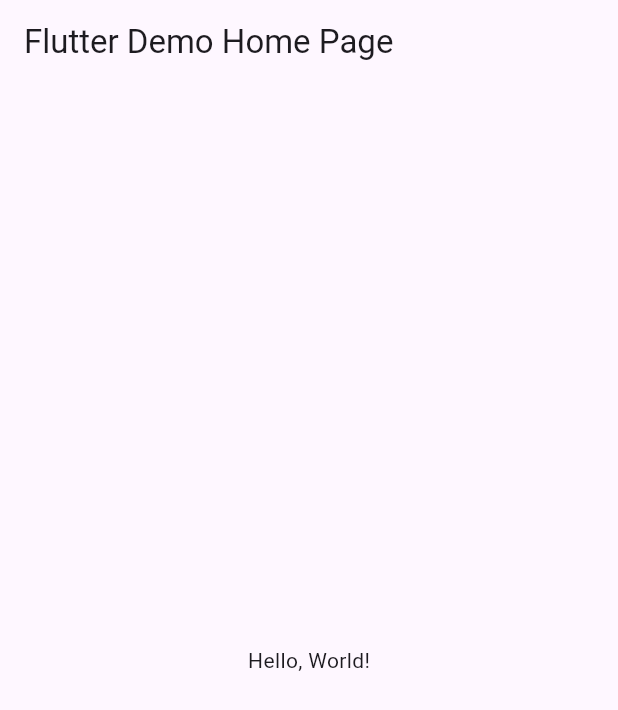
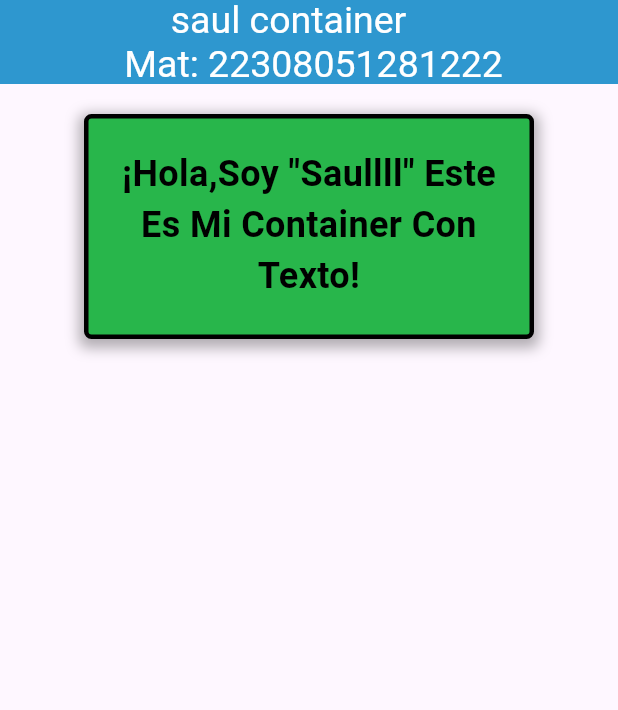
Before and after one commit to sauljimenez24/p10_5container, a Flutter app: the screen it shows after launch, on a phone screen of 412 x 824 dp. Shown: the top 710 px of the screen. Run offline on Flutter 3.47's test engine with Material 3 defaults, Android fonts, the phone set to English and light mode, and no system bars.

Commit message:
creacion de disreño

```diff
--- a/lib/main.dart
+++ b/lib/main.dart
@@ -1,41 +1,63 @@
 import 'package:flutter/material.dart';
 
-void main() => runApp(MyApp());
+void main() => runApp(MiContainer());
 
-class MyApp extends StatelessWidget {
-  const MyApp({super.key});
-  // This widget is the root of your application.
+class MiContainer extends StatelessWidget {
+  const MiContainer({Key? key}) : super(key: key);
+
   @override
   Widget build(BuildContext context) {
     return MaterialApp(
-      // Application name
-      title: 'Flutter Hello World',
-      // Application theme data, you can set the colors for the application as
-      // you want
-      theme: ThemeData(
-        // useMaterial3: false,
-        primarySwatch: Colors.blue,
-      ),
-      // A widget which will be started on application startup
-      home: MyHomePage(title: 'Flutter Demo Home Page'),
-    );
-  }
-}
-
-class MyHomePage extends StatelessWidget {
-  final String title;
-  const MyHomePage({super.key, required this.title});
-
-  @override
-  Widget build(BuildContext context) {
-    return Scaffold(
-      appBar: AppBar(
-        // The title text which will be shown on the action bar
-        title: Text(title),
-      ),
-      body: Center(
-        child: Text(
-          'Hello, World!',
+      debugShowCheckedModeBanner: false,
+      home: Scaffold(
+        appBar: AppBar(
+          title: const Text(
+            '      saul container \n Mat: 22308051281222',
+          ),
+          centerTitle: true,
+          backgroundColor: const Color(0xff2e97cf),
+          titleTextStyle: const TextStyle(color: Colors.white, fontSize: 25),
+        ),
+        body: Column(
+          mainAxisAlignment:
+              MainAxisAlignment.start, // Mueve el contenido hacia arriba
+          children: [
+            const SizedBox(
+                height: 20), // Espacio entre el AppBar y el Container
+            Center(
+              child: Container(
+                width: 300.0, // Ancho del contenedor
+                height: 150.0, // Alto del contenedor
+                padding: const EdgeInsets.all(20.0), // Espaciado interno
+                decoration: BoxDecoration(
+                  color: const Color(0xff28b64b), // Color de fondo
+                  borderRadius:
+                      BorderRadius.circular(5.0), // Bordes redondeados
+                  border: Border.all(
+                    color: Colors.black, // Color del borde
+                    width: 3.0, // Grosor del borde
+                  ),
+                  boxShadow: [
+                    BoxShadow(
+                      color: Colors.black.withOpacity(0.3), // Sombra
+                      spreadRadius: 3,
+                      blurRadius: 7,
+                      offset: const Offset(0, 3),
+                    ),
+                  ],
+                ),
+                child: const Text(
+                  '¡Hola,Soy "Saullll" Este Es Mi Container Con Texto!', // Texto dentro del contenedor
+                  style: TextStyle(
+                    color: Color(0xff000000), // Color del texto
+                    fontSize: 24.0, // Tamaño de la fuente
+                    fontWeight: FontWeight.bold, // Negrita
+                  ),
+                  textAlign: TextAlign.center, // Alineación del texto
+                ),
+              ),
+            ),
+          ],
         ),
       ),
     );
```
Also changed, not shown: diseño_1222.PNG (added).
